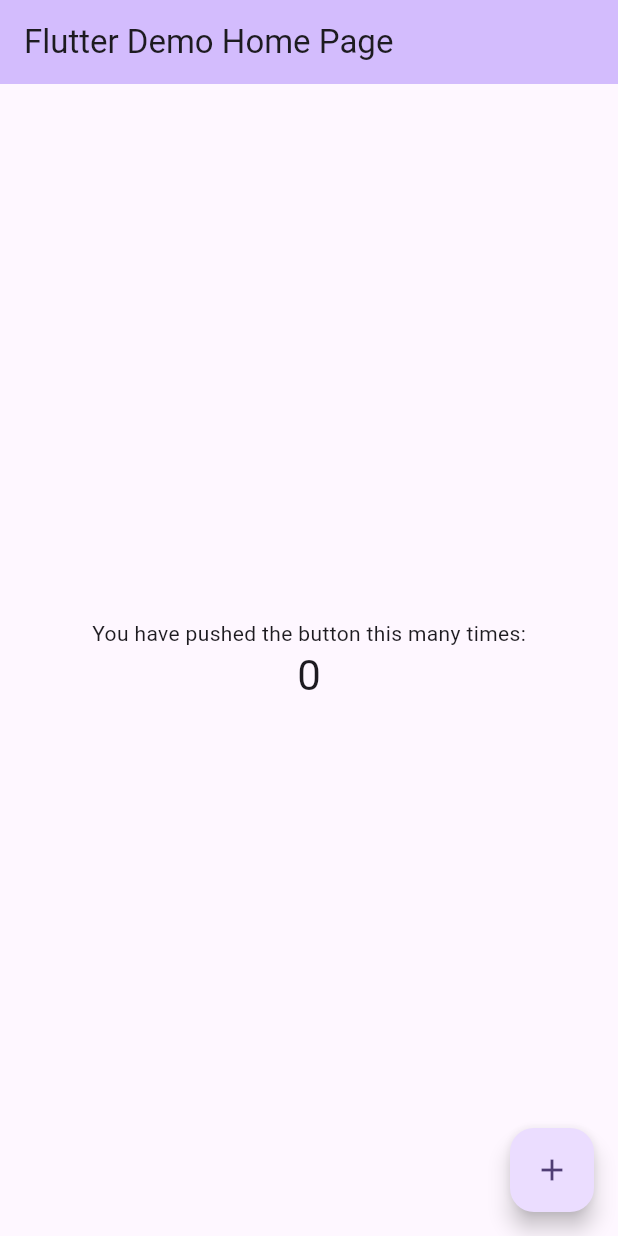
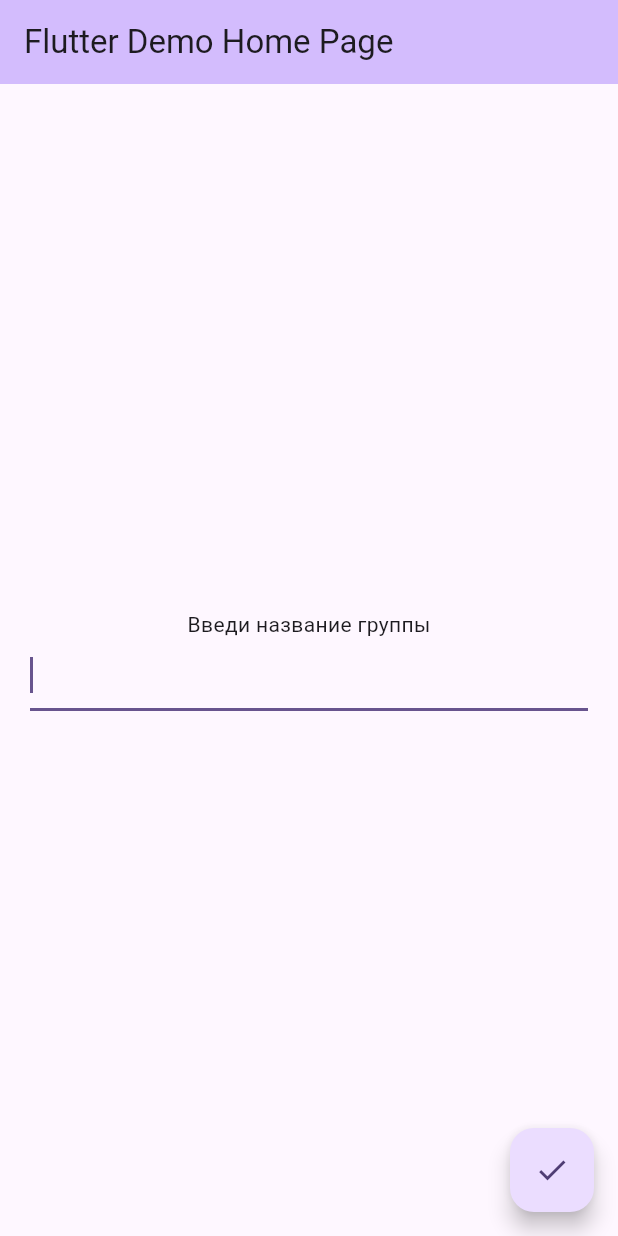
Before and after one commit to LiveIsBigStange/flutter_demo, a Flutter app: the screen it shows after launch, on a phone screen of 412 x 824 dp. Run offline on Flutter 3.47's test engine with Material 2 defaults, Android fonts, the phone set to English and light mode, and no system bars.

Commit message:
Adding new page on a project

```diff
--- a/lib/main.dart
+++ b/lib/main.dart
@@ -1,3 +1,4 @@
+import 'package:demo1/friends_page.dart';
 import 'package:flutter/material.dart';
 
 void main() {
@@ -5,7 +6,7 @@ void main() {
 }
 
 class MyApp extends StatelessWidget {
-  const MyApp({super.key});
+  const MyApp({Key? key}) : super(key: key);
 
   // This widget is the root of your application.
   @override
@@ -13,40 +14,19 @@ class MyApp extends StatelessWidget {
     return MaterialApp(
       title: 'Flutter Demo',
       theme: ThemeData(
-        // This is the theme of your application.
-        //
-        // TRY THIS: Try running your application with "flutter run". You'll see
-        // the application has a blue toolbar. Then, without quitting the app,
-        // try changing the seedColor in the colorScheme below to Colors.green
-        // and then invoke "hot reload" (save your changes or press the "hot
-        // reload" button in a Flutter-supported IDE, or press "r" if you used
-        // the command line to start the app).
-        //
-        // Notice that the counter didn't reset back to zero; the application
-        // state is not lost during the reload. To reset the state, use hot
-        // restart instead.
-        //
-        // This works for code too, not just values: Most code changes can be
-        // tested with just a hot reload.
         colorScheme: ColorScheme.fromSeed(seedColor: Colors.deepPurple),
         useMaterial3: true,
       ),
       home: const MyHomePage(title: 'Flutter Demo Home Page'),
+      routes: {
+        FriendsPage.routeName: (BuildContext context) => const FriendsPage(),
+      },
     );
   }
 }
 
 class MyHomePage extends StatefulWidget {
   const MyHomePage({super.key, required this.title});
-
-  // This widget is the home page of your application. It is stateful, meaning
-  // that it has a State object (defined below) that contains fields that affect
-  // how it looks.
-
-  // This class is the configuration for the state. It holds the values (in this
-  // case the title) provided by the parent (in this case the App widget) and
-  // used by the build method of the State. Fields in a Widget subclass are
-  // always marked "final".
 
   final String title;
 
@@ -55,70 +35,52 @@ class MyHomePage extends StatefulWidget {
 }
 
 class _MyHomePageState extends State<MyHomePage> {
-  int _counter = 0;
+  final _controller = TextEditingController();
 
-  void _incrementCounter() {
-    setState(() {
-      // This call to setState tells the Flutter framework that something has
-      // changed in this State, which causes it to rerun the build method below
-      // so that the display can reflect the updated values. If we changed
-      // _counter without calling setState(), then the build method would not be
-      // called again, and so nothing would appear to happen.
-      _counter++;
+  @override
+  void initState() {
+    super.initState();
+    _controller.addListener(() {
+      print(_controller.text);
     });
+  }
+
+  void _goNext() {
+    Navigator.of(context).pushNamed(FriendsPage.routeName);
   }
 
   @override
   Widget build(BuildContext context) {
-    // This method is rerun every time setState is called, for instance as done
-    // by the _incrementCounter method above.
-    //
-    // The Flutter framework has been optimized to make rerunning build methods
-    // fast, so that you can just rebuild anything that needs updating rather
-    // than having to individually change instances of widgets.
     return Scaffold(
       appBar: AppBar(
-        // TRY THIS: Try changing the color here to a specific color (to
-        // Colors.amber, perhaps?) and trigger a hot reload to see the AppBar
-        // change color while the other colors stay the same.
+
         backgroundColor: Theme.of(context).colorScheme.inversePrimary,
-        // Here we take the value from the MyHomePage object that was created by
-        // the App.build method, and use it to set our appbar title.
+
         title: Text(widget.title),
       ),
       body: Center(
-        // Center is a layout widget. It takes a single child and positions it
-        // in the middle of the parent.
+
         child: Column(
-          // Column is also a layout widget. It takes a list of children and
-          // arranges them vertically. By default, it sizes itself to fit its
-          // children horizontally, and tries to be as tall as its parent.
-          //
-          // Column has various properties to control how it sizes itself and
-          // how it positions its children. Here we use mainAxisAlignment to
-          // center the children vertically; the main axis here is the vertical
-          // axis because Columns are vertical (the cross axis would be
-          // horizontal).
-          //
-          // TRY THIS: Invoke "debug painting" (choose the "Toggle Debug Paint"
-          // action in the IDE, or press "p" in the console), to see the
-          // wireframe for each widget.
+
           mainAxisAlignment: MainAxisAlignment.center,
           children: <Widget>[
             const Text(
-              'You have pushed the button this many times:',
+              'Введи название группы',
             ),
-            Text(
-              '$_counter',
-              style: Theme.of(context).textTheme.headlineMedium,
+            Padding(
+                padding: const EdgeInsets.symmetric(horizontal: 20),
+                child: TextField(
+                  controller: _controller,
+                  autofocus: true,
+                )
             ),
           ],
         ),
       ),
       floatingActionButton: FloatingActionButton(
-        onPressed: _incrementCounter,
+        onPressed: _goNext,
         tooltip: 'Increment',
-        child: const Icon(Icons.add),
+        child: const Icon(Icons.check),
       ), // This trailing comma makes auto-formatting nicer for build methods.
     );
   }
```
Also changed, not shown: lib/friends_page.dart (added, +18 -0 lines).
